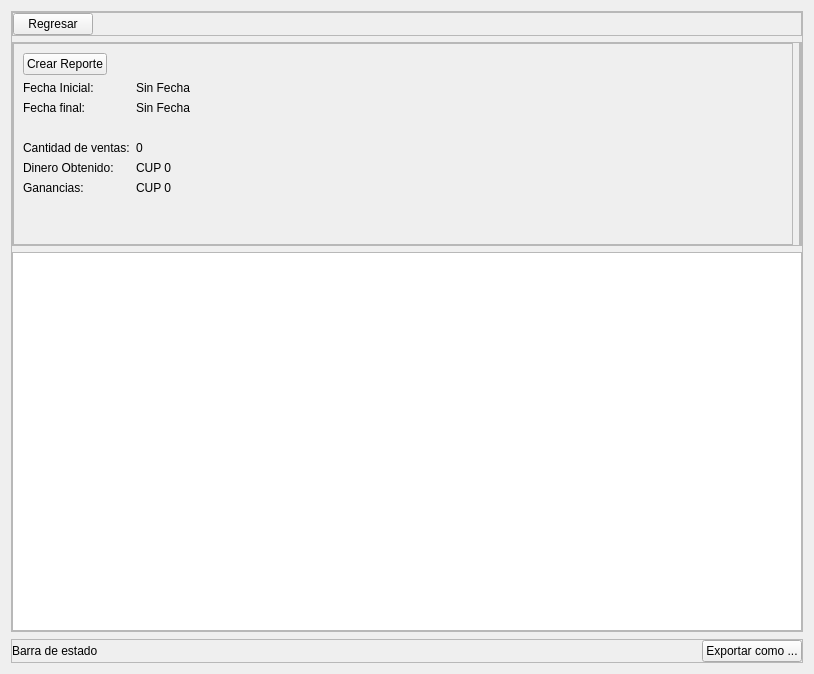
This is view/ui/week_sale_report.ui in R0land013/blue-pos as Qt 5 draws it before an edit. The edited form follows.
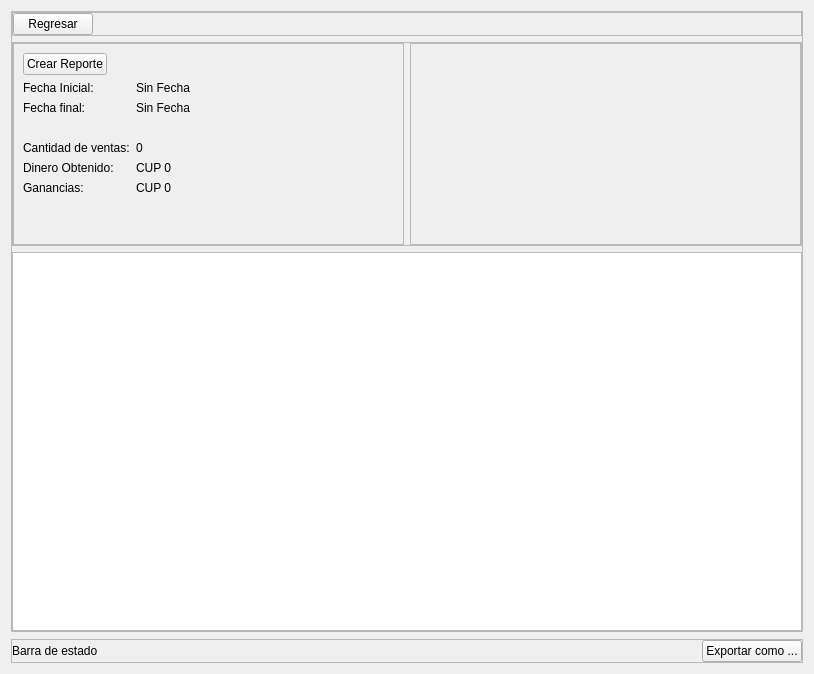
This is the edited form.

```diff
--- a/view/ui/week_sale_report.ui
+++ b/view/ui/week_sale_report.ui
@@ -119,7 +119,7 @@
           <widget class="QFrame" name="frame_3">
            <property name="sizePolicy">
             <sizepolicy hsizetype="Preferred" vsizetype="Preferred">
-             <horstretch>1</horstretch>
+             <horstretch>0</horstretch>
              <verstretch>0</verstretch>
             </sizepolicy>
            </property>
@@ -238,6 +238,12 @@
          </item>
          <item>
           <widget class="QFrame" name="calendar_frame">
+           <property name="sizePolicy">
+            <sizepolicy hsizetype="Preferred" vsizetype="Preferred">
+             <horstretch>0</horstretch>
+             <verstretch>0</verstretch>
+            </sizepolicy>
+           </property>
            <property name="frameShape">
             <enum>QFrame::StyledPanel</enum>
            </property>
```
Left out of the diff: 14 changed lines with no effect on the pictures.
